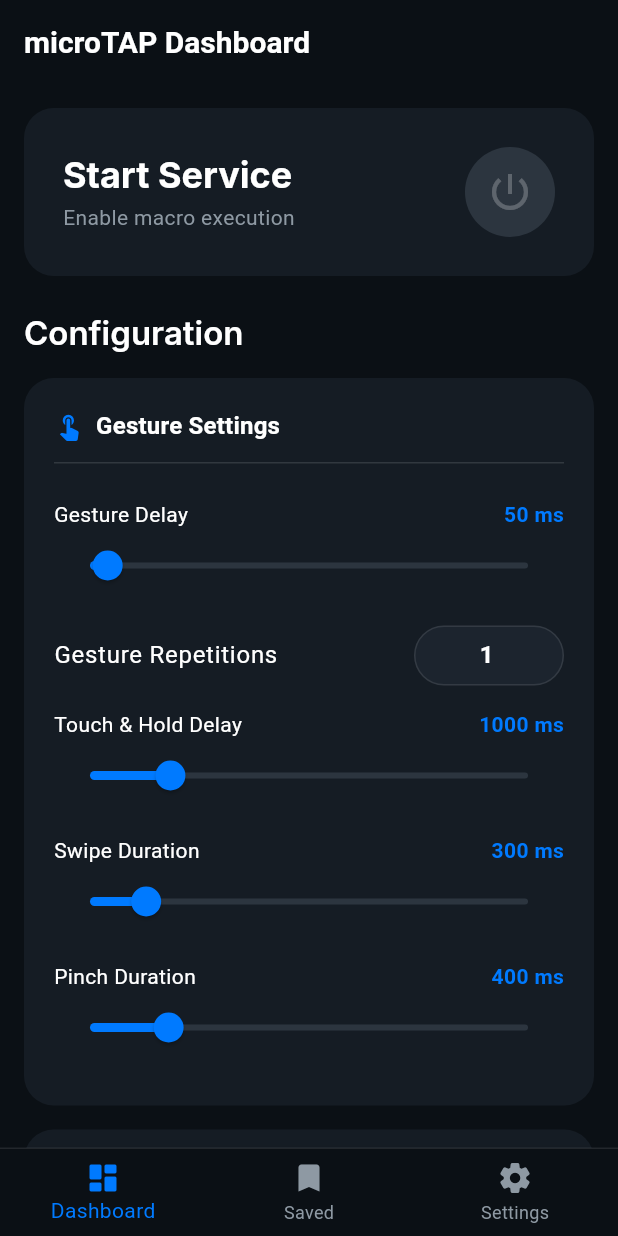
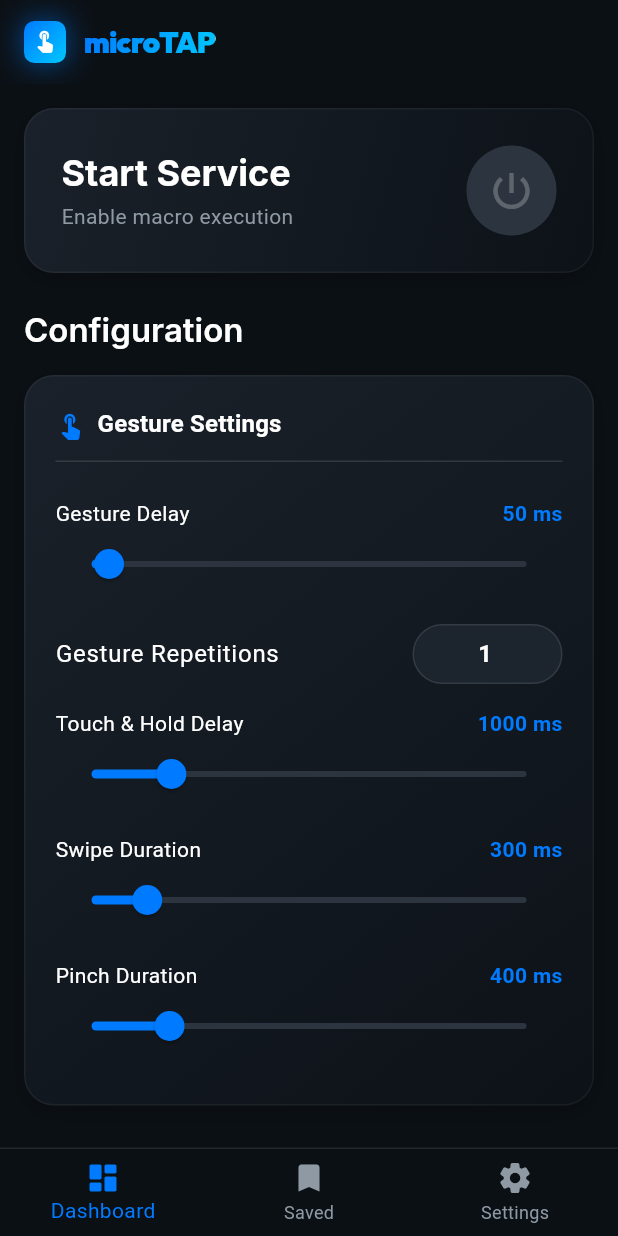
Before and after one commit to nabilban/microTAP-app, a Flutter app: the screen it shows after launch, on a phone screen of 412 x 824 dp. Run offline on Flutter 3.47's test engine with Material 3 defaults, Android fonts, the phone set to English and light mode, and no system bars; our stand-ins replace bloc, google_fonts; generated files the repository leaves out were written again.

Commit message:
feat: introduce MicroTapLogo widget and apply consistent gradient and shadow styling to dashboard cards.

```diff
--- a/lib/app/features/dashboard/pages/dashboard_page.dart
+++ b/lib/app/features/dashboard/pages/dashboard_page.dart
@@ -1,5 +1,6 @@
 import 'package:flutter/material.dart';
 import 'package:microtap/app/features/dashboard/widgets/home_section.dart';
+import 'package:microtap/app/features/dashboard/widgets/microtap_logo.dart';
 import 'package:microtap/app/features/dashboard/widgets/saved_section.dart';
 import 'package:microtap/app/features/dashboard/widgets/settings_section.dart';
 import 'package:microtap/app/ui/colors.dart';
@@ -26,7 +27,8 @@
 
     return Scaffold(
       appBar: AppBar(
-        title: const Text('microTAP Dashboard'),
+        title: const MicroTapLogo(size: 28),
+        centerTitle: false,
       ),
       body: IndexedStack(
         index: _selectedIndex,
--- a/lib/app/features/dashboard/widgets/configuration_section.dart
+++ b/lib/app/features/dashboard/widgets/configuration_section.dart
@@ -19,9 +19,18 @@
 
     return Container(
       padding: const EdgeInsets.all(20),
+      margin: const EdgeInsets.only(bottom: 16),
       decoration: BoxDecoration(
-        color: AppColors.surface,
+        gradient: AppColors.cardGradient,
         borderRadius: BorderRadius.circular(20),
+        border: Border.all(color: Colors.white.withOpacity(0.05)),
+        boxShadow: [
+          BoxShadow(
+            color: Colors.black.withOpacity(0.2),
+            blurRadius: 10,
+            offset: const Offset(0, 4),
+          ),
+        ],
       ),
       child: Column(
         crossAxisAlignment: CrossAxisAlignment.start,
--- /dev/null
+++ b/lib/app/features/dashboard/widgets/microtap_logo.dart
@@ -0,0 +1,70 @@
+import 'package:flutter/material.dart';
+import 'package:google_fonts/google_fonts.dart';
+import 'package:microtap/app/ui/colors.dart';
+
+class MicroTapLogo extends StatelessWidget {
+  const MicroTapLogo({
+    this.size = 32,
+    this.showText = true,
+    super.key,
+  });
+
+  final double size;
+  final bool showText;
+
+  @override
+  Widget build(BuildContext context) {
+    return Row(
+      mainAxisSize: MainAxisSize.min,
+      children: [
+        _buildIconBox(),
+        if (showText) ...[
+          const SizedBox(width: 12),
+          _buildText(context),
+        ],
+      ],
+    );
+  }
+
+  Widget _buildIconBox() {
+    return Container(
+      width: size,
+      height: size,
+      decoration: BoxDecoration(
+        gradient: AppColors.activeGradient,
+        borderRadius: BorderRadius.circular(size * 0.25),
+        boxShadow: [
+          BoxShadow(
+            color: AppColors.primary.withOpacity(0.5),
+            blurRadius: 15,
+            spreadRadius: 1,
+          ),
+        ],
+      ),
+      child: Center(
+        child: Icon(
+          Icons.touch_app_rounded,
+          color: Colors.white,
+          size: size * 0.6,
+        ),
+      ),
+    );
+  }
+
+  Widget _buildText(BuildContext context) {
+    return ShaderMask(
+      shaderCallback: (bounds) => AppColors.activeGradient.createShader(
+        Rect.fromLTWH(0, 0, bounds.width, bounds.height),
+      ),
+      child: Text(
+        'microTAP',
+        style: GoogleFonts.outfit(
+          fontSize: size * 0.7,
+          fontWeight: FontWeight.w900,
+          letterSpacing: -0.5,
+          color: Colors.white,
+        ),
+      ),
+    );
+  }
+}
--- a/lib/app/features/dashboard/widgets/service_toggle_card.dart
+++ b/lib/app/features/dashboard/widgets/service_toggle_card.dart
@@ -18,23 +18,27 @@
     return Container(
       padding: const EdgeInsets.all(24),
       decoration: BoxDecoration(
-        color: AppColors.surface,
+        gradient: AppColors.cardGradient,
         borderRadius: BorderRadius.circular(20),
         border: Border.all(
           color: isActive
               ? AppColors.primary.withValues(alpha: 0.5)
-              : Colors.transparent,
-          width: 2,
+              : Colors.white.withOpacity(0.05),
+          width: isActive ? 1.5 : 1,
         ),
-        boxShadow: isActive
-            ? [
-                BoxShadow(
-                  color: AppColors.primary.withValues(alpha: 0.2),
-                  blurRadius: 20,
-                  offset: const Offset(0, 10),
-                ),
-              ]
-            : null,
+        boxShadow: [
+          BoxShadow(
+            color: Colors.black.withOpacity(isActive ? 0.3 : 0.2),
+            blurRadius: isActive ? 15 : 10,
+            offset: const Offset(0, 4),
+          ),
+          if (isActive)
+            BoxShadow(
+              color: AppColors.primary.withValues(alpha: 0.2),
+              blurRadius: 20,
+              offset: const Offset(0, 10),
+            ),
+        ],
       ),
       child: Row(
         mainAxisAlignment: MainAxisAlignment.spaceBetween,
--- a/lib/app/features/dashboard/widgets/settings_tile.dart
+++ b/lib/app/features/dashboard/widgets/settings_tile.dart
@@ -22,9 +22,16 @@
     return Container(
       margin: const EdgeInsets.only(bottom: 12),
       decoration: BoxDecoration(
-        color: AppColors.surfaceContainer,
+        gradient: AppColors.cardGradient,
         borderRadius: BorderRadius.circular(20),
         border: Border.all(color: Colors.white.withOpacity(0.05)),
+        boxShadow: [
+          BoxShadow(
+            color: Colors.black.withOpacity(0.2),
+            blurRadius: 10,
+            offset: const Offset(0, 4),
+          ),
+        ],
       ),
       child: ListTile(
         onTap: onTap,
```
